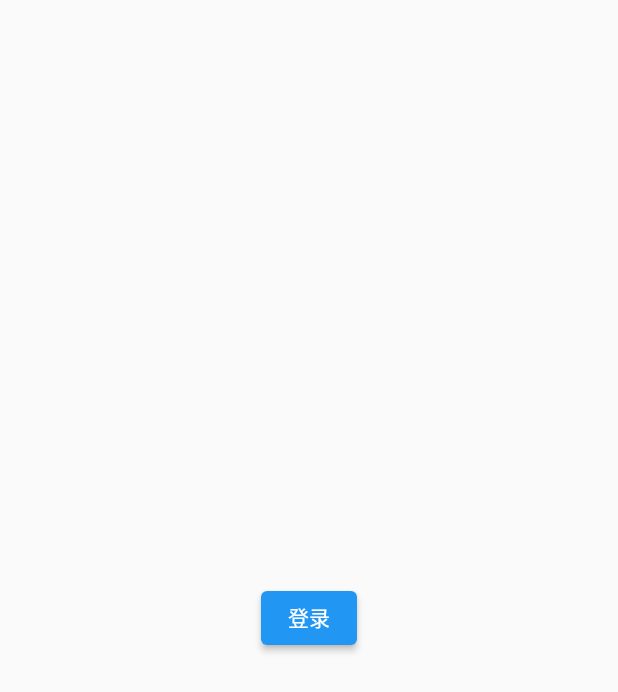
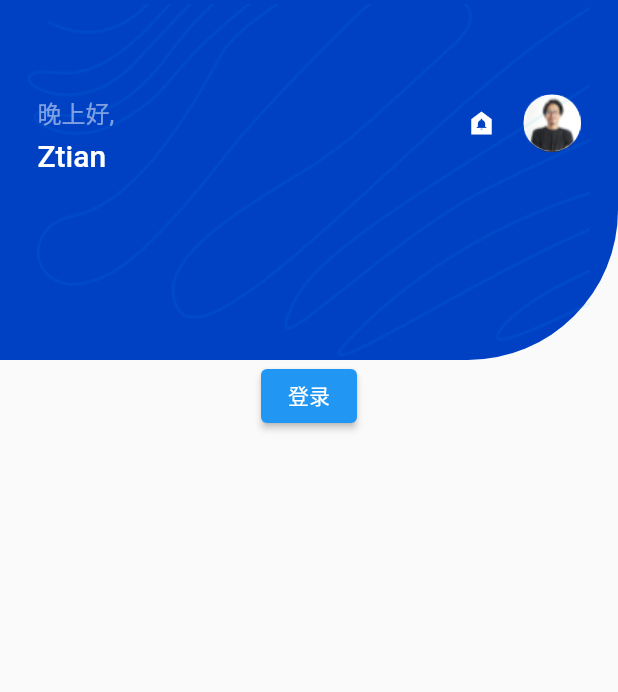
Before and after one commit to biubiiubiu/ztian-music-app, a Flutter app: the screen it shows after launch, on a phone screen of 412 x 824 dp. Shown: the top 692 px of the screen. Run offline on Flutter 3.47's test engine with Material 2 defaults, Android fonts, the phone set to English and light mode, and no system bars.

Commit message:
feat: 主页布局与登录页跳转

```diff
--- a/lib/main.dart
+++ b/lib/main.dart
@@ -14,6 +14,7 @@ class ZtianMusic extends StatelessWidget {
   Widget build(BuildContext context) {
     return MaterialApp(
       title: 'ZtianMusic',
+      debugShowCheckedModeBanner: false,
       theme: ThemeData(
         // This is the theme of your application.
         //
@@ -26,6 +27,7 @@ class ZtianMusic extends StatelessWidget {
         // is not restarted.
         primarySwatch: Colors.blue,
       ),
+      initialRoute: '/',
       routes: {
         '/': (context) => const Home(),
         '/login': (context) => const Login()
--- a/lib/pages/home.dart
+++ b/lib/pages/home.dart
@@ -1,4 +1,5 @@
 import 'package:flutter/material.dart';
+import 'package:ztian_music_app/widget/header.dart';
 
 
 class Home extends StatelessWidget {
@@ -7,14 +8,14 @@ class Home extends StatelessWidget {
   @override
   Widget build(BuildContext context) {
     return Scaffold(
-      body: Center(
-          child: ElevatedButton(
-            onPressed: () {
+        body: Column(
+          children: <Widget>[
+            Header(),
+            ElevatedButton(onPressed: () {
               Navigator.pushNamed(context, '/login');
-            },
-            child: const Text("登录"),
-          )
-      ),
+            }, child: Text("登录"),)
+          ],
+        )
     );
   }
 }
--- /dev/null
+++ b/lib/widget/header.dart
@@ -0,0 +1,86 @@
+import 'package:flutter/material.dart';
+
+import '../theme.dart';
+
+class Header extends StatelessWidget {
+  const Header({Key? key}) : super(key: key);
+
+
+  @override
+  Widget build(BuildContext context) {
+    Size screenSize = MediaQuery.of(context).size;
+    return Stack(
+      children: <Widget>[
+        Container(
+            padding: const EdgeInsets.only(top: 44),
+            width: screenSize.width,
+            height: 240,
+            decoration: const BoxDecoration(
+                color: primary,
+                borderRadius:
+                BorderRadius.only(bottomRight: Radius.circular(100))),
+            child: Container(
+                padding: const EdgeInsets.only(
+                    top: 19, bottom: 19, right: 25, left: 25),
+                child: SizedBox(
+                    width: screenSize.width,
+                    height: 80,
+                    child: Row(
+                      mainAxisAlignment: MainAxisAlignment.start,
+                      crossAxisAlignment: CrossAxisAlignment.start,
+                      children: <Widget>[
+                        Column(
+                          crossAxisAlignment: CrossAxisAlignment.start,
+                          children: <Widget>[
+                            Text(
+                              "晚上好, ",
+                              style: TextStyle(
+                                color: Colors.white.withOpacity(0.5),
+                                fontSize: 16,
+                              ),
+                            ),
+                            const SizedBox(height: 5,),
+                            const Text("Ztian", style: TextStyle(
+                                fontSize: 20,
+                                color: Colors.white,
+                                fontWeight: FontWeight.w500
+                            ),)
+                          ],
+                        ),
+                        const Spacer(),
+                        Row(
+                          crossAxisAlignment: CrossAxisAlignment.center,
+                          children: <Widget>[
+                            const Icon(
+                              Icons.doorbell_sharp,
+                              color: Colors.white,
+                              size: 20.0,
+                            ),
+                            const SizedBox(width: 18,),
+                            Container(
+                              width: 38,
+                              height: 38,
+                              decoration: BoxDecoration(
+                                  color: Colors.white,
+                                  borderRadius: BorderRadius.circular(19)
+                              ),
+                              child: const Image(
+                                  width: 38,
+                                  height: 38,
+                                  image: AssetImage('lib/assets/images/avatar.png')),
+                            )
+                          ],
+                        )
+                      ],
+                    )))),
+        Positioned(
+            top: 0,
+            left: 0,
+            child: Image(
+                width: screenSize.width,
+                height: 240,
+                image: const AssetImage('lib/assets/images/bg.png')))
+      ],
+    );
+  }
+}
--- a/lib/widget/login_form.dart
+++ b/lib/widget/login_form.dart
@@ -79,7 +79,8 @@ class _loginFormState extends State<LoginForm> {
           FractionallySizedBox(
             widthFactor: 1,
             child: ElevatedButton(
-              onPressed: () {},
+              onPressed: () {
+                Navigator.pushNamed(context, '/');},
               child: const Text("登录"),
             ),
           ),
```
Also changed, not shown: pubspec.yaml (+3 -5 lines), lib/assets/images/avatar.png (added), lib/assets/images/bg.png (added), 1 other file.
